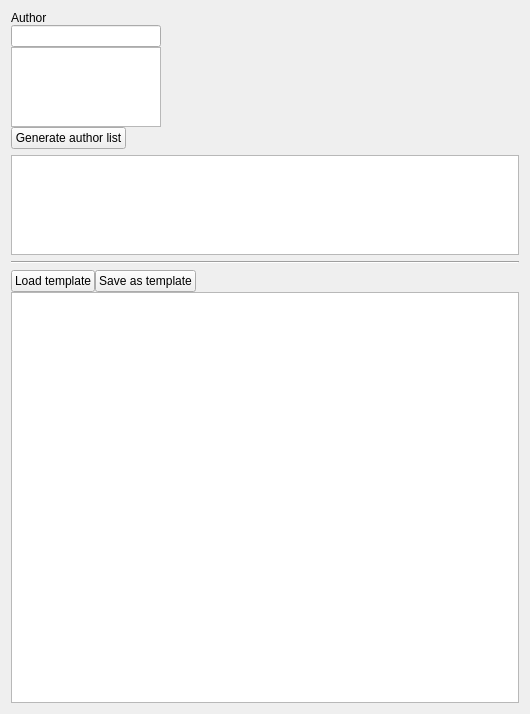
First picture: the form in celexta/ui/GCN_maker.ui, repository JPalmerio/Celexta, before the edit.
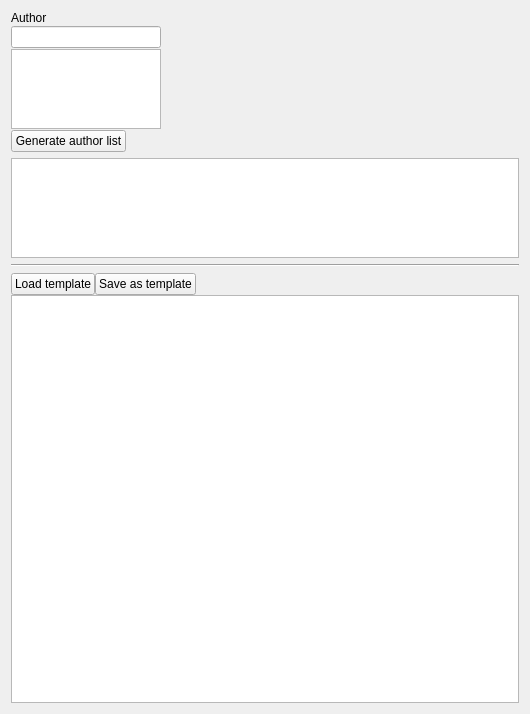
Second picture: the form after the edit.

Diff of the .ui file:
```diff
--- a/celexta/ui/GCN_maker.ui
+++ b/celexta/ui/GCN_maker.ui
@@ -17,7 +17,7 @@
    <item>
     <layout class="QVBoxLayout" name="verticalLayout">
      <property name="spacing">
-      <number>0</number>
+      <number>1</number>
      </property>
      <property name="sizeConstraint">
       <enum>QLayout::SetFixedSize</enum>
```
Left out of the diff: 2 changed lines with no effect on the pictures.
